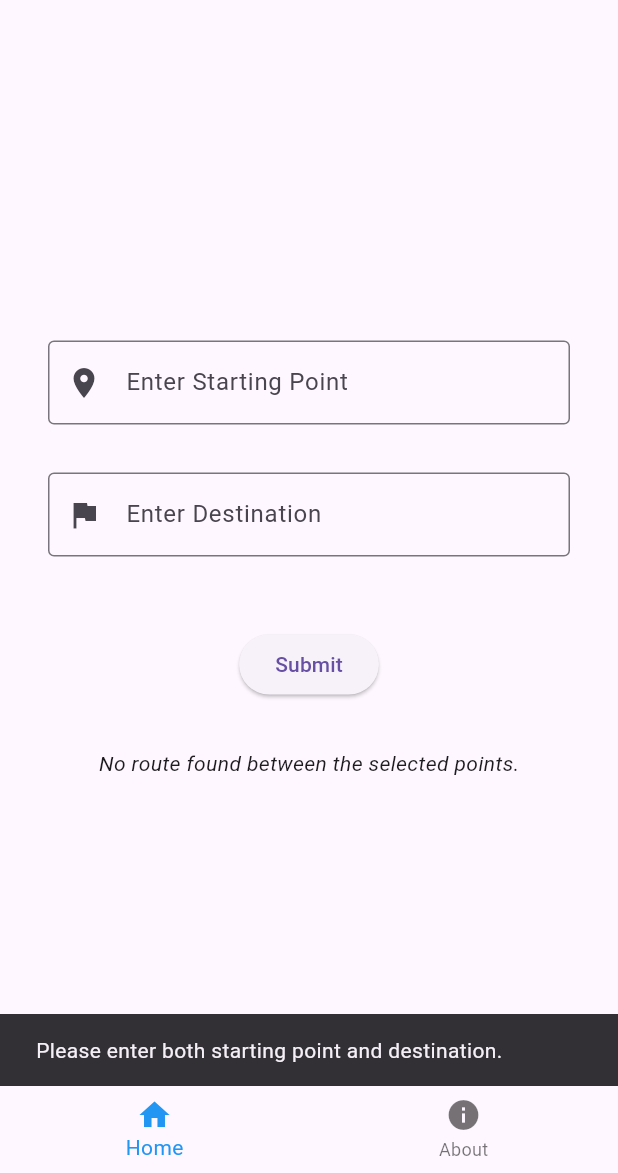
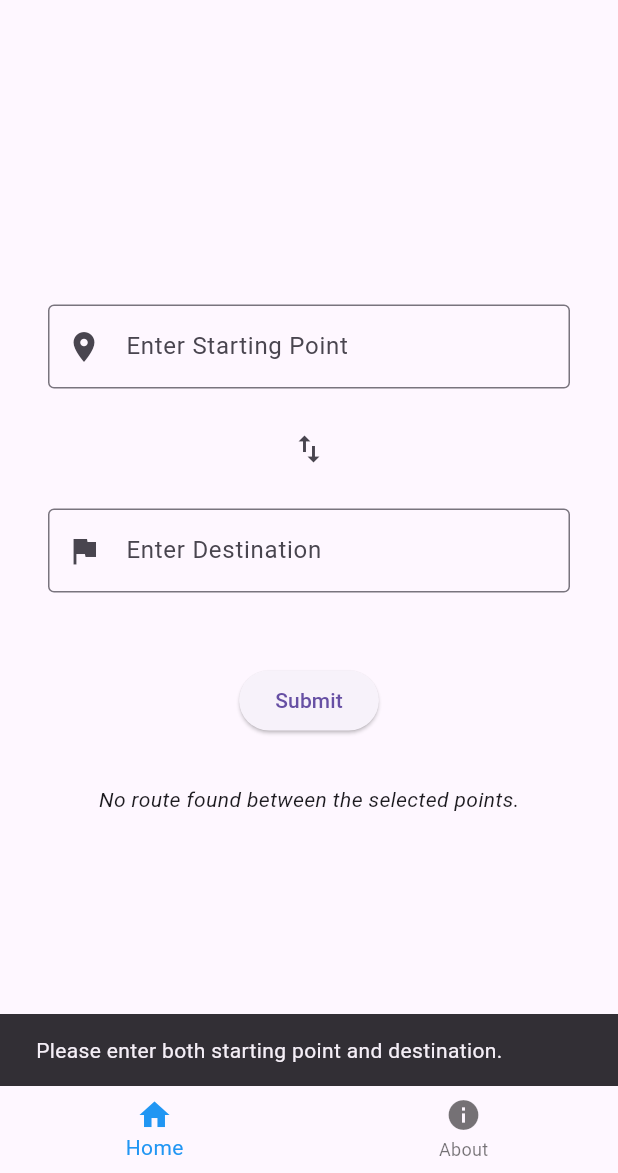
Before and after one commit to navaneethpp/Anavandi-Locator, a Flutter app: the screen it shows after launch, after a tap on "Submit", on a phone screen of 412 x 824 dp, the part 63-1236 px from its top. Run offline on Flutter 3.47's test engine with Material 3 defaults, Android fonts, the phone set to English and light mode, and no system bars; our stand-ins replace cloud_firestore, firebase_core, flutter_map, geolocator, latlong2; accounts and stored records are empty.

Commit message:
Extract swap button to separate widget

```diff
--- /dev/null
+++ b/anavandi_locator/devtools_options.yaml
@@ -0,0 +1,3 @@
+description: This file stores settings for Dart & Flutter DevTools.
+documentation: https://docs.flutter.dev/tools/devtools/extensions#configure-extension-enablement-states
+extensions:
--- /dev/null
+++ b/anavandi_locator/lib/common/widgets/swap_button.dart
@@ -0,0 +1,17 @@
+import 'package:flutter/material.dart';
+
+class SwapButton extends StatelessWidget {
+  final VoidCallback onPressed;
+
+  const SwapButton({super.key, required this.onPressed});
+
+  @override
+  Widget build(BuildContext context) {
+    return Row(
+      mainAxisAlignment: MainAxisAlignment.center,
+      children: [
+        IconButton(icon: const Icon(Icons.swap_vert), onPressed: onPressed),
+      ],
+    );
+  }
+}
--- a/anavandi_locator/lib/presentation/screens/about_page.dart
+++ b/anavandi_locator/lib/presentation/screens/about_page.dart
@@ -14,7 +14,7 @@ class AboutPage extends StatelessWidget {
             style: TextStyle(fontSize: 50, fontWeight: FontWeight.bold),
           ),
         ),
-        const Center(child: Text('Version: 0.2.5 beta')),
+        const Center(child: Text('Version: 0.2.6 beta')),
       ],
     );
   }
--- a/anavandi_locator/lib/presentation/screens/home_content.dart
+++ b/anavandi_locator/lib/presentation/screens/home_content.dart
@@ -4,14 +4,15 @@ import 'package:anavandi_locator/common/widgets/submit_button.dart';
 import 'package:anavandi_locator/data/models/place.dart';
 import 'package:anavandi_locator/data/repositories/place_repository.dart';
 import 'package:anavandi_locator/presentation/widgets/place_suggestion_list.dart';
-import 'package:anavandi_locator/data/models/bus_route.dart'; // Import the model
-import 'package:anavandi_locator/presentation/widgets/bus_route_card.dart'; // Import the new widget
+import 'package:anavandi_locator/data/models/bus_route.dart';
+import 'package:anavandi_locator/presentation/widgets/bus_route_card.dart';
+import 'package:anavandi_locator/common/widgets/swap_button.dart'; // Import the new widget
 
 class HomeContent extends StatefulWidget {
   final VoidCallback onSubmit;
   final TextEditingController startPointController;
   final TextEditingController destinationController;
-  final Function(List<BusRoute>) onRouteFound; // Receive a list of BusRoute
+  final Function(List<BusRoute>) onRouteFound;
 
   const HomeContent({
     super.key,
@@ -35,7 +36,7 @@ class HomeContentState extends State<HomeContent> {
   OverlayEntry? _destinationOverlayEntry;
   final LayerLink _startPointLayerLink = LayerLink();
   final LayerLink _destinationLayerLink = LayerLink();
-  List<BusRoute> _routes = []; // State to hold the list of BusRoute
+  List<BusRoute> _routes = [];
 
   void _onStartPointChanged(String value) async {
     if (value.isEmpty) {
@@ -159,6 +160,12 @@ class HomeContentState extends State<HomeContent> {
     });
   }
 
+  void _swapTextFields() {
+    final String temp = widget.startPointController.text;
+    widget.startPointController.text = widget.destinationController.text;
+    widget.destinationController.text = temp;
+  }
+
   @override
   void dispose() {
     _startPointFocusNode.dispose();
@@ -185,7 +192,11 @@ class HomeContentState extends State<HomeContent> {
               onChanged: _onStartPointChanged,
             ),
           ),
-          const SizedBox(height: 16),
+          const SizedBox(height: 8),
+          SwapButton(
+            onPressed: _swapTextFields,
+          ), // Use the new SwapButton widget
+          const SizedBox(height: 8),
           CompositedTransformTarget(
             link: _destinationLayerLink,
             child: CustomTextField(
@@ -200,7 +211,7 @@ class HomeContentState extends State<HomeContent> {
           SubmitButton(
             label: 'Submit',
             onPressed: () {
-              widget.onSubmit(); // Call the onSubmit passed from HomePage
+              widget.onSubmit();
             },
           ),
           const SizedBox(height: 16),
```
